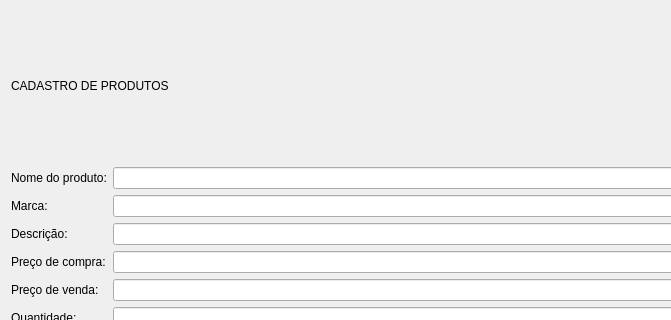
Qt form ui/ui_produtos.ui (mateusangeli/projetoMat-Con) before a commit; both pictures show x 0 to 671 and y 0 to 320 of the 796 by 579 pixel window.
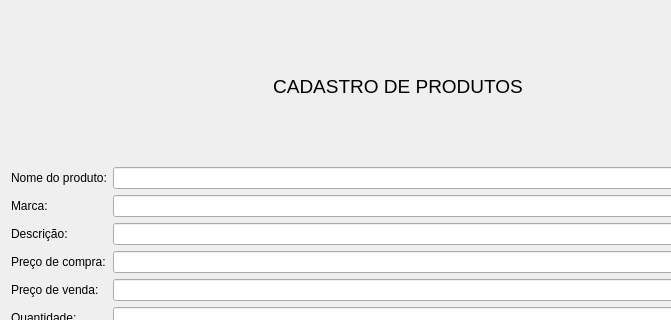
The same form after that commit.

```diff
--- a/ui/ui_produtos.ui
+++ b/ui/ui_produtos.ui
@@ -18,9 +18,17 @@
     <layout class="QVBoxLayout" name="verticalLayout">
      <item>
       <widget class="QLabel" name="label">
+       <property name="font">
+        <font>
+         <pointsize>14</pointsize>
+        </font>
+       </property>
        <property name="text">
         <string>CADASTRO DE PRODUTOS</string>
        </property>
+       <property name="alignment">
+        <set>Qt::AlignCenter</set>
+       </property>
       </widget>
      </item>
      <item>
```
Left out of the diff: 11 changed lines with no effect on the pictures.
